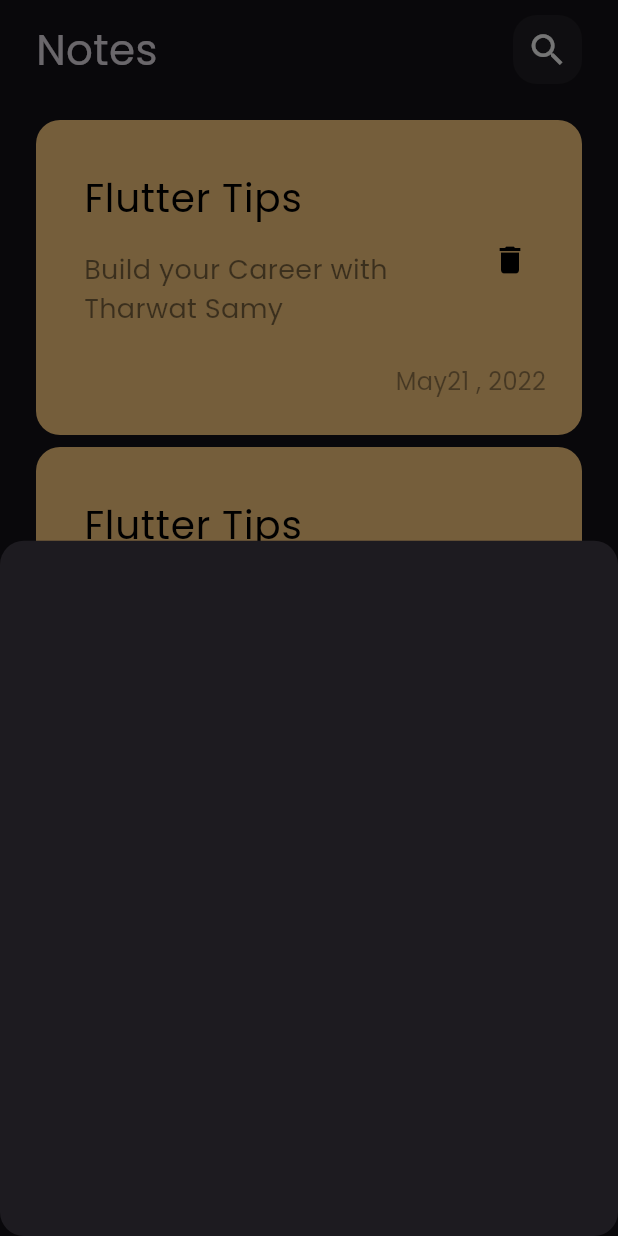
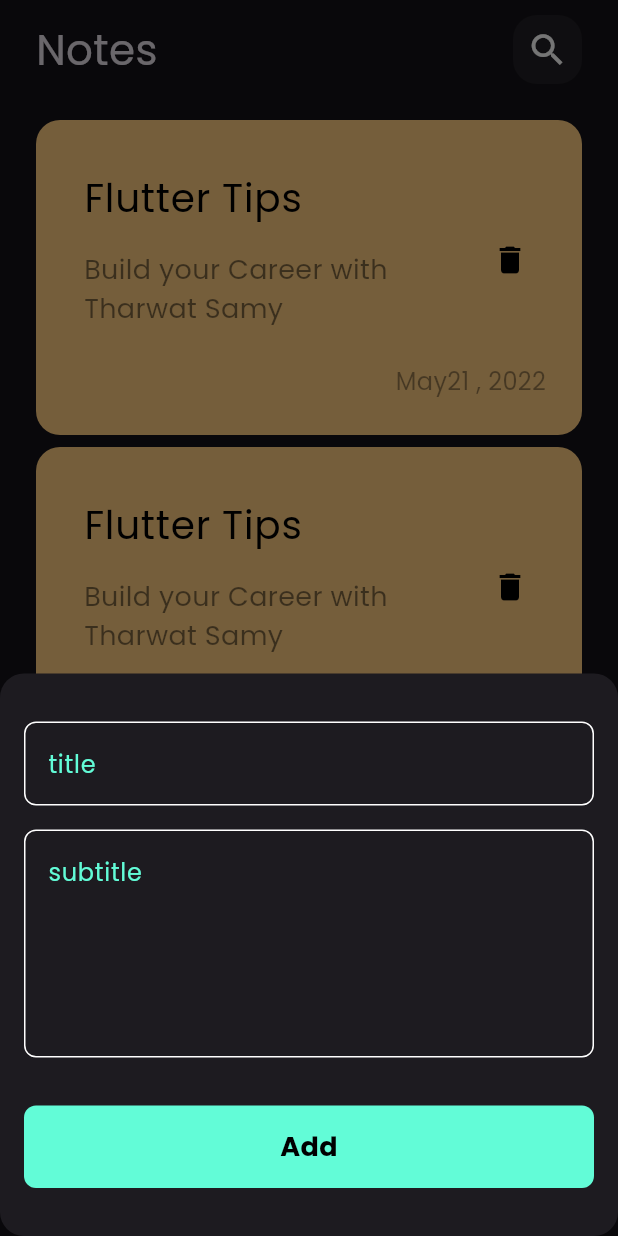
Before and after one commit to Amer-Shammout/notes_app, a Flutter app: the screen it shows after launch, after a tap on the "add" icon, on a phone screen of 412 x 824 dp. Run offline on Flutter 3.47's test engine with Material 3 defaults, Android fonts, the phone set to English and light mode, and no system bars; our stand-ins replace google_fonts.

Commit message:
finish add note bottom sheet

```diff
--- /dev/null
+++ b/lib/constants.dart
@@ -0,0 +1,3 @@
+import 'package:flutter/material.dart';
+
+const kPrimaryColor = Color(0xff62fcd7);
--- a/lib/views/notes_view.dart
+++ b/lib/views/notes_view.dart
@@ -1,4 +1,5 @@
 import 'package:flutter/material.dart';
+import 'package:notes_app/constants.dart';
 import 'package:notes_app/widgets/add_note_bottom_sheet.dart';
 import 'package:notes_app/widgets/notes_view_body.dart';
 
@@ -10,17 +11,22 @@ class NotesView extends StatelessWidget {
     return Scaffold(
       floatingActionButton: FloatingActionButton(
         shape: CircleBorder(),
+        backgroundColor: kPrimaryColor,
         onPressed: () {
           showModalBottomSheet(
-            shape: RoundedRectangleBorder(
-              borderRadius: BorderRadius.circular(16)
-            ),
-            context: context, builder: (context){
-            return AddNoteBottomSheet();
-          });
+            shape:
+                RoundedRectangleBorder(borderRadius: BorderRadius.circular(16)),
+            context: context,
+            builder: (context) {
+              return AddNoteBottomSheet();
+            },
+          );
         },
         tooltip: "Add Note",
-        child: const Icon(Icons.add),
+        child: const Icon(
+          Icons.add,
+          color: Colors.black,
+        ),
       ),
       body: NotesViewBody(),
     );
--- a/lib/widgets/add_note_bottom_sheet.dart
+++ b/lib/widgets/add_note_bottom_sheet.dart
@@ -1,11 +1,35 @@
 import 'package:flutter/material.dart';
+import 'package:notes_app/widgets/custom_button.dart';
+import 'package:notes_app/widgets/custom_text_field.dart';
 
 class AddNoteBottomSheet extends StatelessWidget {
   const AddNoteBottomSheet({super.key});
 
   @override
   Widget build(BuildContext context) {
-    return Container(
+    return Padding(
+      padding: const EdgeInsets.only(right: 16.0, left: 16, bottom: 32),
+      child: SingleChildScrollView(
+        child: Column(
+          children: [
+            SizedBox(
+              height: 32,
+            ),
+            CustomTextField(hint: 'title'),
+            SizedBox(
+              height: 16,
+            ),
+            CustomTextField(
+              hint: 'subtitle',
+              maxLines: 5,
+            ),
+            SizedBox(
+              height: 32,
+            ),
+            CustomButton(title: "Add", onTap: () {})
+          ],
+        ),
+      ),
     );
   }
 }
--- /dev/null
+++ b/lib/widgets/custom_button.dart
@@ -0,0 +1,34 @@
+import 'package:flutter/material.dart';
+import 'package:notes_app/constants.dart';
+
+class CustomButton extends StatelessWidget {
+  const CustomButton({super.key, required this.title, required this.onTap});
+
+  final String title;
+  final VoidCallback onTap;
+
+  @override
+  Widget build(BuildContext context) {
+    return GestureDetector(
+      onTap: onTap,
+      child: Container(
+        width: MediaQuery.of(context).size.width,
+        height: 55,
+        decoration: BoxDecoration(
+          borderRadius: BorderRadius.circular(8),
+          color: kPrimaryColor
+        ),
+        child: Center(
+          child: Text(
+            title ,
+            style: TextStyle(
+              color: Colors.black,
+              fontWeight: FontWeight.bold,
+              fontSize: 18
+            ),
+          ),
+        ),
+      ),
+    );
+  }
+}
--- /dev/null
+++ b/lib/widgets/custom_text_field.dart
@@ -0,0 +1,43 @@
+import 'package:flutter/material.dart';
+import 'package:notes_app/constants.dart';
+
+class CustomTextField extends StatelessWidget {
+    CustomTextField({super.key, required this.hint , this.onChanged , this.flag = false , this.textInputType, this.maxLines = 1});
+
+  final String hint;
+ Function(String) ? onChanged;
+  final bool flag ;
+  final int maxLines;
+  TextInputType? textInputType;
+
+  @override
+  Widget build(BuildContext context) {
+    return TextField(
+      cursorColor: kPrimaryColor,
+      maxLines: maxLines,
+      keyboardType: textInputType,
+      obscureText: flag,
+      onChanged: onChanged,
+      decoration: InputDecoration(
+        border: buildBorder(),
+        enabledBorder: buildBorder(),
+        focusedBorder: buildBorder(color: kPrimaryColor),
+        hintText: hint,
+        hintStyle: TextStyle(
+          color: kPrimaryColor,
+        ),
+
+
+      ),
+    );
+  }
+
+  OutlineInputBorder buildBorder({Color? color}) {
+    return OutlineInputBorder(
+        borderRadius: BorderRadius.circular(8),
+        borderSide: BorderSide(
+          color: color ?? Colors.white
+        )
+      );
+  }
+}
```
